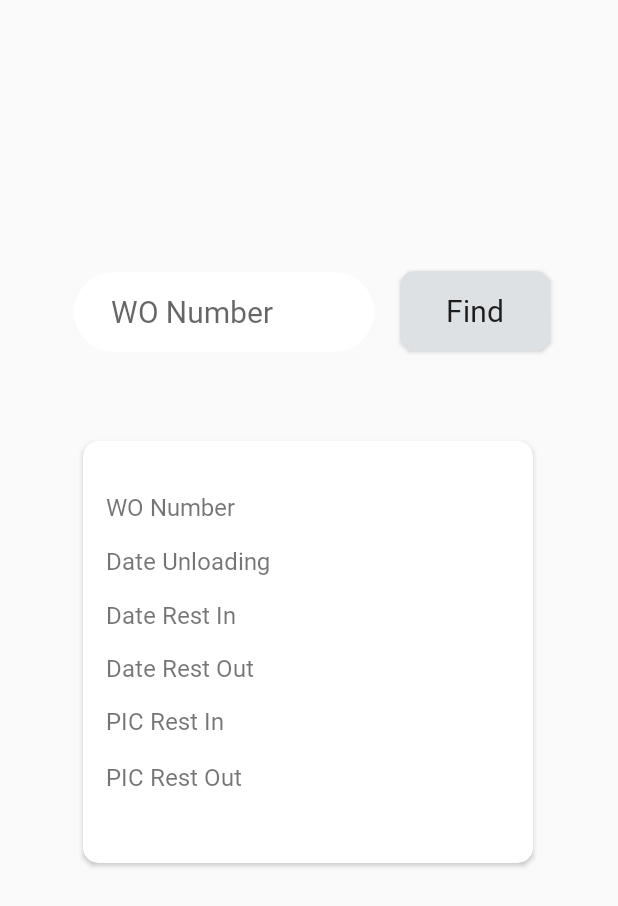
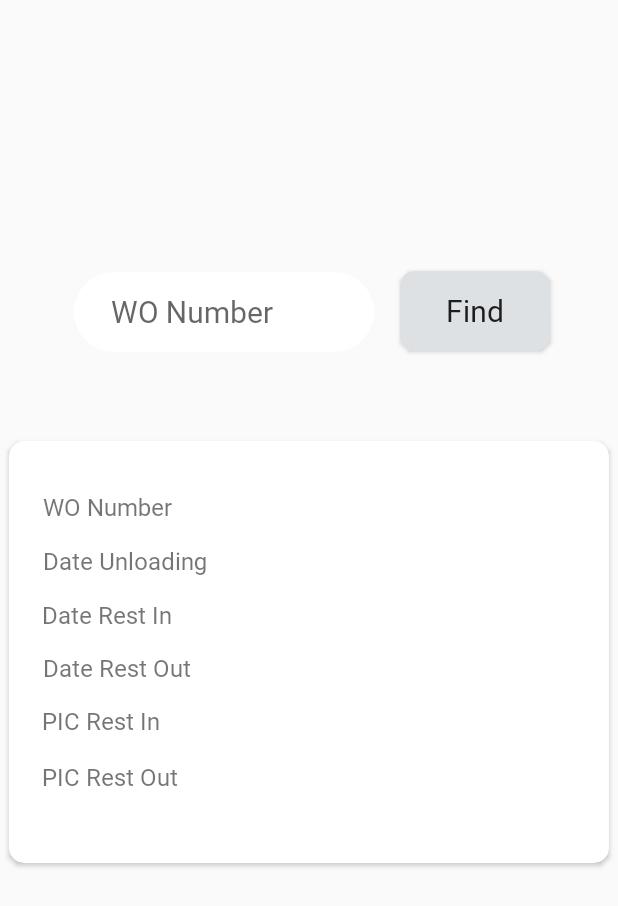
Before and after one commit to mrzkybmsty/RESTApplication, an Android app: the layout activity_report.xml on its own in the app's theme, with its tools: preview values and no code run, on a phone screen of 412 x 824 dp. Shown: the top 906 px of the screen. Run offline under Robolectric (Android 15) with nearby library versions, the phone set to English and light mode, and no system bars.

Commit message:
Report Update

```diff
--- a/app/src/main/res/layout/activity_report.xml
+++ b/app/src/main/res/layout/activity_report.xml
@@ -40,7 +40,7 @@
         app:layout_constraintVertical_bias="0.234" />
 
     <androidx.cardview.widget.CardView
-        android:layout_width="300dp"
+        android:layout_width="400dp"
         android:layout_height="281dp"
         app:cardCornerRadius="10dp"
         app:layout_constraintBottom_toBottomOf="parent"
@@ -146,7 +146,6 @@
                 android:textSize="16sp"
                 app:layout_constraintBottom_toBottomOf="parent"
                 app:layout_constraintEnd_toEndOf="parent"
-                app:layout_constraintHorizontal_bias="0.261"
                 app:layout_constraintStart_toEndOf="@+id/textView15"
                 app:layout_constraintTop_toTopOf="parent"
                 app:layout_constraintVertical_bias="0.127" />
@@ -159,7 +158,6 @@
                 android:textSize="16sp"
                 app:layout_constraintBottom_toBottomOf="parent"
                 app:layout_constraintEnd_toEndOf="parent"
-                app:layout_constraintHorizontal_bias="0.193"
                 app:layout_constraintStart_toEndOf="@+id/textView16"
                 app:layout_constraintTop_toBottomOf="@+id/tvWO"
                 app:layout_constraintVertical_bias="0.068" />
@@ -172,7 +170,6 @@
                 android:textSize="16sp"
                 app:layout_constraintBottom_toBottomOf="parent"
                 app:layout_constraintEnd_toEndOf="parent"
-                app:layout_constraintHorizontal_bias="0.278"
                 app:layout_constraintStart_toEndOf="@+id/textView17"
                 app:layout_constraintTop_toBottomOf="@+id/tvDateUnload"
                 app:layout_constraintVertical_bias="0.083" />
@@ -185,7 +182,6 @@
                 android:textSize="16sp"
                 app:layout_constraintBottom_toBottomOf="parent"
                 app:layout_constraintEnd_toEndOf="parent"
-                app:layout_constraintHorizontal_bias="0.23"
                 app:layout_constraintStart_toEndOf="@+id/textView18"
                 app:layout_constraintTop_toBottomOf="@+id/tvDateRestIn"
                 app:layout_constraintVertical_bias="0.106" />
@@ -198,7 +194,6 @@
                 android:textSize="16sp"
                 app:layout_constraintBottom_toBottomOf="parent"
                 app:layout_constraintEnd_toEndOf="parent"
-                app:layout_constraintHorizontal_bias="0.308"
                 app:layout_constraintStart_toEndOf="@+id/textView19"
                 app:layout_constraintTop_toBottomOf="@+id/tvDateRestOut"
                 app:layout_constraintVertical_bias="0.126" />
@@ -211,11 +206,11 @@
                 android:textSize="16sp"
                 app:layout_constraintBottom_toBottomOf="parent"
                 app:layout_constraintEnd_toEndOf="parent"
-                app:layout_constraintHorizontal_bias="0.268"
                 app:layout_constraintStart_toEndOf="@+id/textView20"
                 app:layout_constraintTop_toBottomOf="@+id/tvPicIn"
                 app:layout_constraintVertical_bias="0.245" />
         </androidx.constraintlayout.widget.ConstraintLayout>
+
     </androidx.cardview.widget.CardView>
 
 </androidx.constraintlayout.widget.ConstraintLayout>
```
